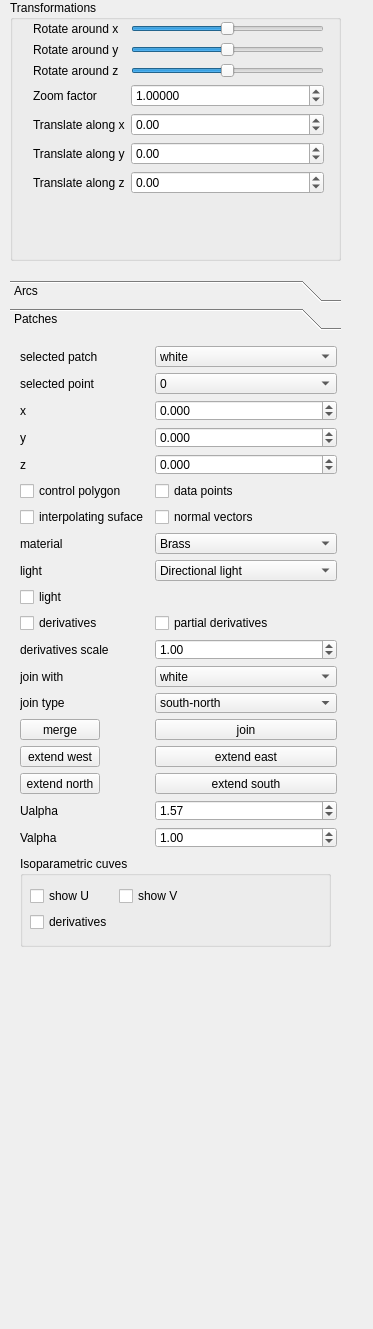
This is QtFramework/GUI/SideWidget.ui in ViktorGyorgy/grafika_projekt as Qt 5 draws it before an edit. The edited form follows.
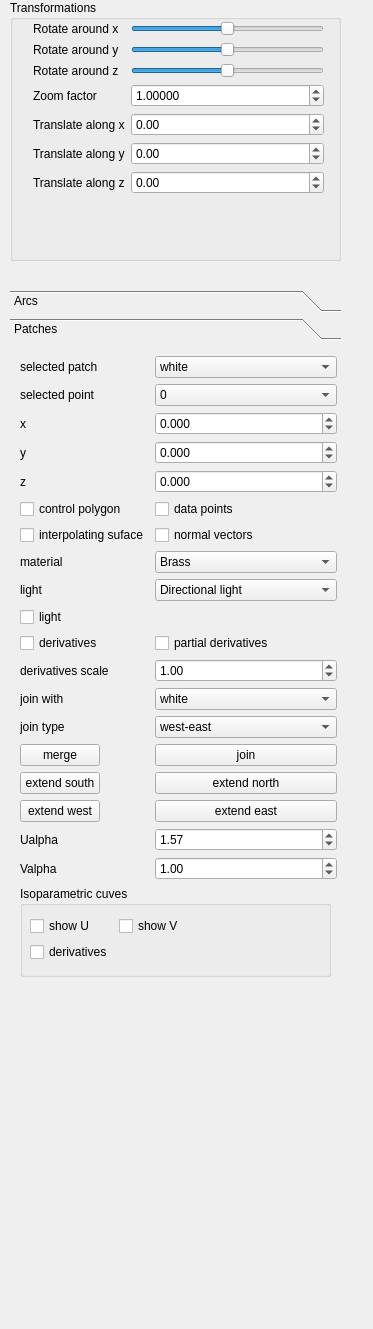
This is the edited form. The open tabs and pages were chosen to show the change.

```diff
--- a/QtFramework/GUI/SideWidget.ui
+++ b/QtFramework/GUI/SideWidget.ui
@@ -227,7 +227,7 @@
    <property name="geometry">
     <rect>
      <x>10</x>
-     <y>280</y>
+     <y>290</y>
      <width>331</width>
      <height>701</height>
     </rect>
@@ -602,7 +602,7 @@
       <x>0</x>
       <y>0</y>
       <width>331</width>
-      <height>631</height>
+      <height>641</height>
      </rect>
     </property>
     <attribute name="label">
@@ -614,7 +614,7 @@
        <x>10</x>
        <y>10</y>
        <width>317</width>
-       <height>501</height>
+       <height>526</height>
       </rect>
      </property>
      <layout class="QFormLayout" name="formLayout_3">
@@ -1017,16 +1017,6 @@
       </item>
       <item row="13" column="1">
        <widget class="QComboBox" name="comboBoxSelectedPatchJoinType">
-        <item>
-         <property name="text">
-          <string>south-north</string>
-         </property>
-        </item>
-        <item>
-         <property name="text">
-          <string>west-west</string>
-         </property>
-        </item>
         <item>
          <property name="text">
           <string>west-east</string>
@@ -1065,28 +1055,28 @@
       <item row="15" column="0">
        <widget class="QPushButton" name="pushButtonExtendWest">
         <property name="text">
-         <string>extend west</string>
+         <string>extend south</string>
         </property>
        </widget>
       </item>
       <item row="15" column="1">
        <widget class="QPushButton" name="pushButtonExtendEast">
         <property name="text">
-         <string>extend east</string>
+         <string>extend north</string>
         </property>
        </widget>
       </item>
       <item row="16" column="0">
        <widget class="QPushButton" name="pushButtonExtendNorth">
         <property name="text">
-         <string>extend north</string>
+         <string>extend west</string>
         </property>
        </widget>
       </item>
       <item row="16" column="1">
        <widget class="QPushButton" name="pushButtonExtendSouth">
         <property name="text">
-         <string>extend south</string>
+         <string>extend east</string>
         </property>
        </widget>
       </item>
@@ -1142,7 +1132,7 @@
      <property name="geometry">
       <rect>
        <x>10</x>
-       <y>520</y>
+       <y>540</y>
        <width>311</width>
        <height>91</height>
       </rect>
```
Left out of the diff: 14 changed lines with no effect on the pictures.
